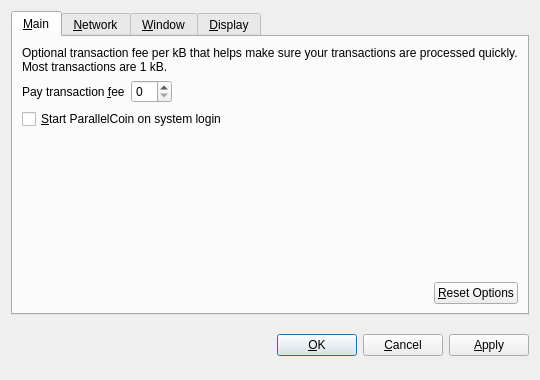
Before: the Qt Designer form src/qt/forms/optionsdialog.ui in bitsta/parallelcoin, drawn with Qt 5.
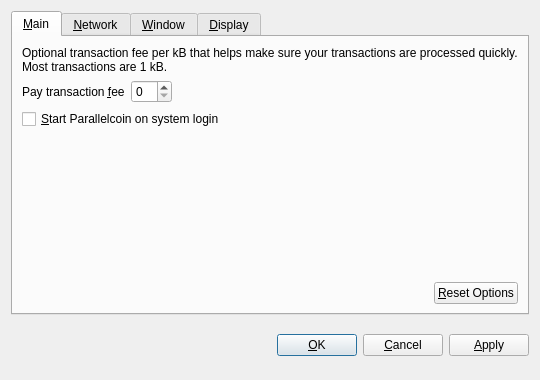
After: the same form once the commit is applied. Custom widgets are drawn as their Qt base class.

```diff
--- a/src/qt/forms/optionsdialog.ui
+++ b/src/qt/forms/optionsdialog.ui
@@ -82,7 +82,7 @@
           <string>Automatically start ParallelCoin after logging in to the system.</string>
          </property>
          <property name="text">
-          <string>&amp;Start ParallelCoin on system login</string>
+          <string>&amp;Start Parallelcoin on system login</string>
          </property>
         </widget>
        </item>
```
Left out of the diff: 10 changed lines with no effect on the pictures.
